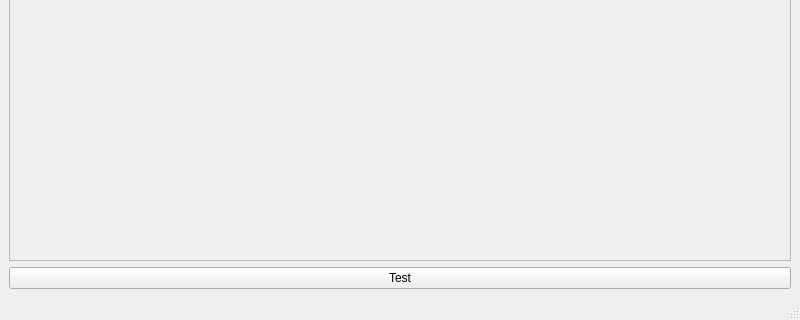
Qt form Widgets/message_pad/src/gui/designer_MainWindow.ui (VELA-CLARA-software/Software) before a commit; both pictures show x 0 to 800 and y 281 to 601 of the 800 by 601 pixel window.
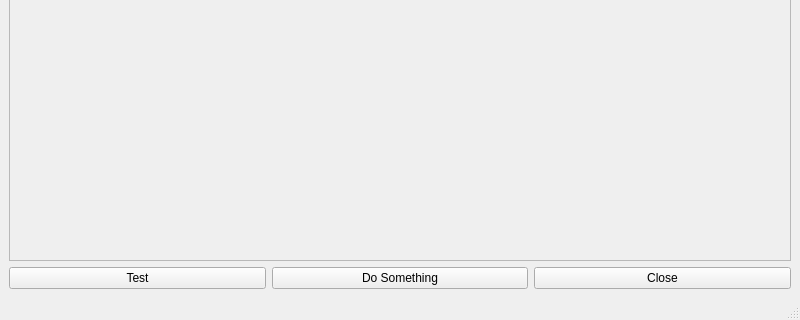
The same form after that commit.

Commit message: a message_pad prototype widget, playing

Patch:
```diff
--- a/Widgets/message_pad/src/gui/designer_MainWindow.ui
+++ b/Widgets/message_pad/src/gui/designer_MainWindow.ui
@@ -33,11 +33,29 @@
      </widget>
     </item>
     <item>
-     <widget class="QPushButton" name="pushButton">
+     <layout class="QHBoxLayout" name="horizontalLayout">
+      <item>
+       <widget class="QPushButton" name="test_button">
       <property name="text">
        <string>Test</string>
       </property>
      </widget>
+      </item>
+      <item>
+       <widget class="QPushButton" name="do_something_button">
+        <property name="text">
+         <string>Do Something</string>
+        </property>
+       </widget>
+      </item>
+      <item>
+       <widget class="QPushButton" name="close_button">
+        <property name="text">
+         <string>Close</string>
+        </property>
+       </widget>
+      </item>
+     </layout>
     </item>
    </layout>
   </widget>
```
Left out of the diff: 6 changed lines with no effect on the pictures. Lines whose indentation alone changed are shown as unchanged. The commit also changes 6 other files.
